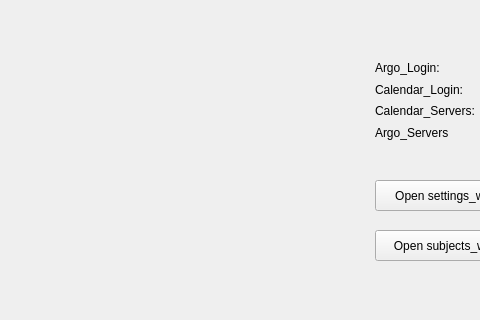
First picture: the form in Argo_Notifier/Main.ui, repository creeloper27/Argo_Notifier, before the edit; both pictures show x 235 to 715 and y 280 to 600 of the 800 by 600 pixel window.
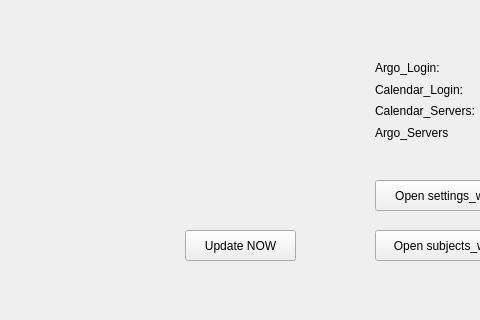
Second picture: the form after the edit.

```diff
--- a/Argo_Notifier/Main.ui
+++ b/Argo_Notifier/Main.ui
@@ -108,6 +108,19 @@
      <string>Open settings_window</string>
     </property>
    </widget>
+   <widget class="QPushButton" name="pushButton">
+    <property name="geometry">
+     <rect>
+      <x>420</x>
+      <y>510</y>
+      <width>111</width>
+      <height>31</height>
+     </rect>
+    </property>
+    <property name="text">
+     <string>Update NOW</string>
+    </property>
+   </widget>
   </widget>
   <widget class="QMenuBar" name="menubar">
    <property name="geometry">
```
Left out of the diff: 21 changed lines with no effect on the pictures.
